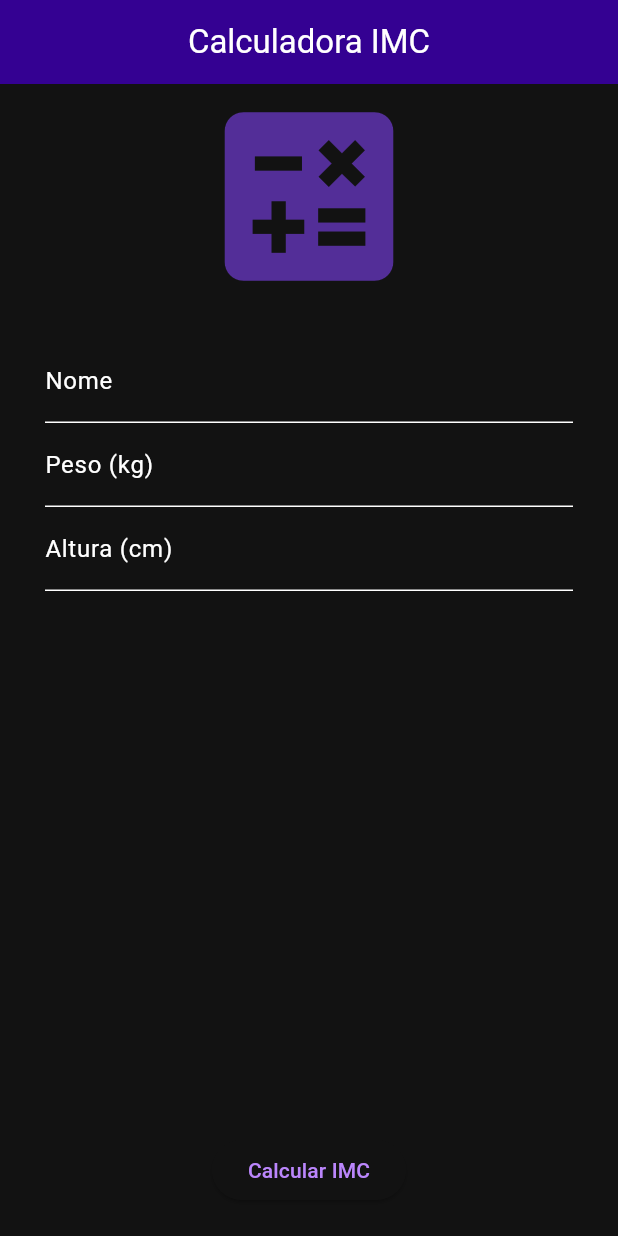
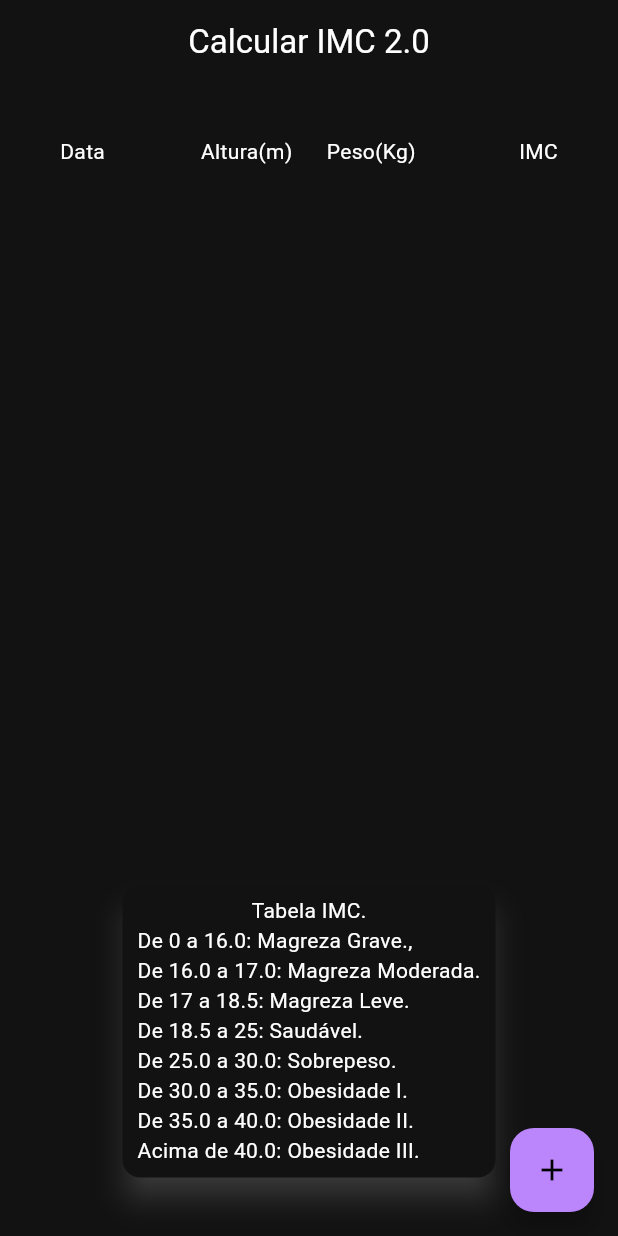
Before and after one commit to arantes-renato/calculadora-imc-DIO, a Flutter app: the screen it shows after launch, on a phone screen of 412 x 824 dp. Run offline on Flutter 3.47's test engine with Material 2 defaults, Android fonts, the phone set to English and light mode, and no system bars; our stand-ins replace i18n_extension.

Commit message:
Calculadora IMC 2 - DIO

```diff
--- a/lib/main.dart
+++ b/lib/main.dart
@@ -1,4 +1,4 @@
-import 'package:calculadora_imc/my_app.dart';
+import 'package:calculadora_imc_2/my_app.dart';
 import 'package:flutter/material.dart';
 
 void main() {
--- a/lib/my_app.dart
+++ b/lib/my_app.dart
@@ -1,4 +1,6 @@
 import 'package:flutter/material.dart';
+import 'package:flutter_localizations/flutter_localizations.dart';
+import 'package:i18n_extension/i18n_widget.dart';
 import 'pages/home_page.dart';
 
 class MyApp extends StatelessWidget {
@@ -8,13 +10,17 @@ class MyApp extends StatelessWidget {
   @override
   Widget build(BuildContext context) {
     return MaterialApp(
-      title: "Calculadora IMC",
-      debugShowCheckedModeBanner: false,
       theme: ThemeData(
         colorScheme: const ColorScheme.dark(),
         useMaterial3: true,
       ),
-      home: const HomePage(title: 'Calculadora IMC'),
+      localizationsDelegates: const [
+        GlobalMaterialLocalizations.delegate,
+        GlobalWidgetsLocalizations.delegate,
+        GlobalCupertinoLocalizations.delegate
+      ],
+      supportedLocales: const [Locale('pt', 'BR')],
+      home: I18n(child: const HomePage()),
     );
   }
 }
--- a/lib/pages/home_page.dart
+++ b/lib/pages/home_page.dart
@@ -1,117 +1,234 @@
-import 'package:calculadora_imc/services/notificacao.dart';
-import 'package:calculadora_imc/services/pessoa.dart';
+import 'package:calculadora_imc_2/repository/imc_repository.dart';
+import 'package:calculadora_imc_2/services/notificacao.dart';
+import 'package:calculadora_imc_2/shared/widgets/texto.dart';
+import 'package:calculadora_imc_2/shared/widgets/imc.dart';
 import 'package:flutter/material.dart';
+import 'package:intl/intl.dart';
 
 class HomePage extends StatefulWidget {
-  const HomePage({super.key, required this.title});
-
-  final String title;
+  const HomePage({super.key});
 
   @override
   State<HomePage> createState() => _HomePageState();
 }
 
 class _HomePageState extends State<HomePage> {
-  final Pessoa _pessoa = Pessoa();
+  var imcReposistory = ImcRepository();
+  var alturaController = TextEditingController();
+  var pesoController = TextEditingController();
+  String dia = '';
+  var _listaIMC = <Imc>[];
+  double peso = 0.0;
+  double altura = 0.0;
+  double mediaIMC = 0.0;
+  Widget mensagem = Container();
 
-  final TextEditingController _nomeController = TextEditingController();
-  final TextEditingController _pesoController = TextEditingController();
-  final TextEditingController _alturaController = TextEditingController();
+  @override
+  void initState() {
+    super.initState();
+    obterIMC();
+  }
+
+  void obterIMC() {
+    _listaIMC = imcReposistory.listarIMC();
+    if (_listaIMC.length > 1) {
+      mediaIMC =
+          _listaIMC.map((imc) => imc.calcularIMC()).reduce((a, b) => a + b) /
+              _listaIMC.length;
+    } else {
+      mediaIMC = 0.0;
+    }
+    setState(() {});
+  }
 
   @override
   Widget build(BuildContext context) {
-    return Scaffold(
-        appBar: AppBar(
-          backgroundColor: const Color.fromARGB(255, 52, 1, 146),
-          centerTitle: true,
-          title: Text(widget.title),
-        ),
-        body: Container(
-            margin: const EdgeInsets.symmetric(horizontal: 30),
-            alignment: Alignment.center,
-            child: Column(children: [
-              const Icon(
-                Icons.calculate,
-                size: 150,
-                color: Color.fromARGB(255, 83, 46, 152),
-              ),
-              const SizedBox(height: 20),
-              TextField(
-                controller: _nomeController,
-                decoration: const InputDecoration(labelText: 'Nome'),
-              ),
-              TextField(
-                controller: _pesoController,
-                keyboardType: TextInputType.number,
-                decoration: const InputDecoration(labelText: 'Peso (kg)'),
-              ),
-              TextField(
-                controller: _alturaController,
-                keyboardType: TextInputType.number,
-                decoration: const InputDecoration(labelText: 'Altura (cm)'),
-              ),
-              Expanded(child: Container()),
-              Container(
-                margin: const EdgeInsets.symmetric(vertical: 20),
-                child: ElevatedButton(
+    return SafeArea(
+      child: Scaffold(
+        floatingActionButton: FloatingActionButton(
           onPressed: () {
-                    _pessoa.setNome(_nomeController.text);
-                    _pessoa
-                        .setPeso(double.tryParse(_pesoController.text) ?? 0.0);
-                    _pessoa.setAltura(
-                        double.tryParse(_alturaController.text) ?? 0.0);
-                    double imc = _pessoa.calcularIMC();
-                    Widget mensagem = notificacao(imc);
+            pesoController.text = '';
             showDialog(
                 context: context,
-                      builder: (BuildContext context) {
+                builder: (BuildContext bc) {
                   return AlertDialog(
-                          title: const Center(child: Text('Resultado do IMC')),
-                          content: SizedBox(
-                            height: 80,
-                            child: Column(
-                              mainAxisAlignment: MainAxisAlignment.center,
-                              crossAxisAlignment: CrossAxisAlignment.center,
-                              children: [
-                                if (imc == 0.0) mensagem,
-                                if (_pessoa.getNome() == '')
-                                  Text(
-                                    'Seu IMC é: ${imc.toStringAsFixed(2)}.',
-                                    style: const TextStyle(fontSize: 25),
+                    title: const Text(
+                      'Informe o Peso(Kg) e Altura(cm):',
+                      style: TextStyle(fontSize: 14),
                     ),
-                                if (imc != 0.0 && _pessoa.getNome() != '')
-                                  Text(
-                                    '${_pessoa.getNome().toUpperCase()}, seu IMC é: ${imc.toStringAsFixed(2)}.',
-                                    style: const TextStyle(fontSize: 25),
+                    content: Wrap(children: [
+                      TextLabel(
+                        controller: pesoController,
+                        texto: 'Peso(Kg)',
                       ),
-                                if (imc != 0.0)
-                                  const SizedBox(
-                                    height: 10,
+                      TextLabel(
+                        controller: alturaController,
+                        texto: 'Altura(cm)',
                       ),
-                                if (imc != 0.0) mensagem,
-                              ],
-                            ),
-                          ),
+                    ]),
                     actions: [
                       TextButton(
                           onPressed: () {
                             Navigator.of(context).pop();
-                                setState(() {
-                                  _nomeController.clear();
-                                  _pesoController.clear();
-                                  _alturaController.clear();
+                          },
+                          child: const Text('Cancelar')),
+                      TextButton(
+                          onPressed: () {
+                            peso = double.tryParse(
+                                    pesoController.text.replaceAll(',', '.')) ??
+                                0.0;
+                            altura = double.tryParse(alturaController.text
+                                    .replaceAll(',', '.')
+                                    .replaceAll('.', '')) ??
+                                0.0;
+                            imcReposistory.adicionarIMC(Imc(altura, peso));
+                            Navigator.of(context).pop();
+                            obterIMC();
+                          },
+                          child: const Text('Salvar'))
+                    ],
+                  );
                 });
           },
-                              child: const Text('OK'),
+          child: const Icon(Icons.add_outlined),
+        ),
+        appBar: AppBar(
+            title: const Row(
+          mainAxisAlignment: MainAxisAlignment.center,
+          children: [
+            Text('Calcular IMC 2.0'),
+          ],
+        )),
+        body: Padding(
+          padding: const EdgeInsets.all(20),
+          child: Container(
+            margin: const EdgeInsets.symmetric(horizontal: 20, vertical: 15),
+            child: Column(
+              children: [
+                const Row(
+                  children: [
+                    Expanded(
+                        child: Text(
+                      'Data',
+                      textAlign: TextAlign.start,
+                    )),
+                    Expanded(
+                        child: Text(
+                      'Altura(m)',
+                      textAlign: TextAlign.center,
+                    )),
+                    Expanded(
+                        child: Text(
+                      'Peso(Kg)',
+                      textAlign: TextAlign.center,
+                    )),
+                    Expanded(
+                        child: Text(
+                      'IMC',
+                      textAlign: TextAlign.end,
+                    )),
+                  ],
+                ),
+                Expanded(
+                  child: Row(
+                    children: [
+                      Expanded(
+                        child: ListView.builder(
+                            itemCount: _listaIMC.length,
+                            itemBuilder: (BuildContext bc, int index) {
+                              var imc = _listaIMC[index];
+                              return Dismissible(
+                                onDismissed:
+                                    (DismissDirection dismissDirection) {
+                                  imcReposistory.removerrIMC(imc.id);
+                                  obterIMC();
+                                },
+                                key: Key(imc.id),
+                                child: Column(
+                                  children: [
+                                    const SizedBox(
+                                      height: 5,
+                                    ),
+                                    Row(
+                                      children: [
+                                        Expanded(
+                                            child: Text(
+                                          DateFormat.Md('pt_BR')
+                                              .format(imc.dia),
+                                          textAlign: TextAlign.start,
+                                        )),
+                                        Expanded(
+                                            child: Text(
+                                          '${(imc.altura / 100).toStringAsFixed(2)}m',
+                                          textAlign: TextAlign.center,
+                                        )),
+                                        Expanded(
+                                            child: Text(
+                                          '${(imc.peso).toStringAsFixed(2)}Kg',
+                                          textAlign: TextAlign.center,
+                                        )),
+                                        Expanded(
+                                            child: Text(
+                                          imc.calcularIMC().toStringAsFixed(2),
+                                          textAlign: TextAlign.end,
+                                        )),
+                                      ],
                                     ),
                                   ],
+                                ),
                               );
-                      },
+                            }),
+                      ),
+                    ],
+                  ),
+                ),
+                Expanded(
+                    child: Column(
+                  children: [
+                    Row(
+                      mainAxisAlignment: MainAxisAlignment.center,
+                      crossAxisAlignment: CrossAxisAlignment.start,
+                      children: [
+                        Text(
+                          mediaIMC <= 0.00 ? '' : 'Média IMC:',
+                          style: const TextStyle(
+                              fontSize: 18, fontWeight: FontWeight.bold),
+                        ),
+                        const SizedBox(
+                          width: 10,
+                        ),
+                        Text(
+                          mediaIMC <= 0.00 ? '' : mediaIMC.toStringAsFixed(2),
+                          style: const TextStyle(
+                              fontSize: 18, fontWeight: FontWeight.bold),
+                        ),
+                      ],
+                    ),
+                    if (mediaIMC > 0.00) Expanded(child: notificacao(mediaIMC))
+                  ],
+                )),
+                const Card(
+                  elevation: 8,
+                  shadowColor: Colors.white30,
+                  child: Padding(
+                    padding: EdgeInsets.symmetric(horizontal: 10, vertical: 8),
+                    child: Column(
+                      children: [
+                        Text('Tabela IMC.'),
+                        Text(
+                          'De 0 a 16.0: Magreza Grave.,\nDe 16.0 a 17.0: Magreza Moderada.\nDe 17 a 18.5: Magreza Leve.\nDe 18.5 a 25: Saudável.\nDe 25.0 a 30.0: Sobrepeso.\nDe 30.0 a 35.0: Obesidade I.\nDe 35.0 a 40.0: Obesidade II.\nAcima de 40.0: Obesidade III.',
+                          style: TextStyle(fontSize: 14),
+                          textAlign: TextAlign.justify,
+                        ),
+                      ],
+                    ),
+                  ),
+                ),
+              ],
+            ),
+          ),
+        ),
+      ),
     );
-                  },
-                  child: const Text('Calcular IMC'),
-                ),
-              )
-            ])));
   }
 }
--- /dev/null
+++ b/lib/repository/imc_repository.dart
@@ -0,0 +1,17 @@
+import 'package:calculadora_imc_2/shared/widgets/imc.dart';
+
+class ImcRepository {
+  final List<Imc> _imc = [];
+
+  void adicionarIMC(Imc imc) {
+    _imc.add(imc);
+  }
+
+  void removerrIMC(String id) {
+    _imc.remove(_imc.where((imc) => imc.id == id).first);
+  }
+
+  List<Imc> listarIMC() {
+    return _imc;
+  }
+}
--- a/lib/services/pessoa.dart
+++ /dev/null
@@ -1,37 +0,0 @@
-class Pessoa {
-  String _nome = "";
-  double _peso = 0.0;
-  double _altura = 0.0;
-
-  void setNome(String nome) {
-    _nome = nome;
-  }
-
-  String getNome() {
-    return _nome;
-  }
-
-  void setPeso(double peso) {
-    _peso = peso;
-  }
-
-  double getPeso() {
-    return _peso;
-  }
-
-  void setAltura(double altura) {
-    _altura = altura;
-  }
-
-  double getAltura() {
-    return _altura;
-  }
-
-  double calcularIMC() {
-    if (_altura > 0 && _peso > 0) {
-      return _peso / ((_altura / 100) * (_altura / 100));
-    } else {
-      return 0.0;
-    }
-  }
-}
--- /dev/null
+++ b/lib/shared/widgets/imc.dart
@@ -0,0 +1,35 @@
+import 'package:flutter/material.dart';
+
+class Imc {
+  final String _id = UniqueKey().toString();
+  double _altura = 0.0;
+  double _peso = 0.0;
+  final DateTime _data = DateTime.now();
+
+  Imc(this._altura, this._peso);
+
+  String get id => _id;
+
+  DateTime get dia => _data;
+
+  set peso(double peso) {
+    _peso = peso;
+  }
+
+  double get peso => _peso;
+
+  set altura(double altura) {
+    _altura = altura;
+  }
+
+  double get altura => _altura;
+
+  double calcularIMC() {
+    if (_altura > 0 && _peso > 0 && (_altura / 100) > 1.000) {
+      return _peso / ((_altura / 100) * (_altura / 100));
+    } else {
+      return 0.0;
+    }
+  }
+
+}
```
Also changed, not shown: lib/services/notificacao.dart (+9 -9 lines), lib/shared/widgets/texto.dart (added, +25 -0 lines), pubspec.yaml (+6 -1 lines), pubspec.lock, 1 other file. Lines whose indentation alone changed are shown as unchanged.
